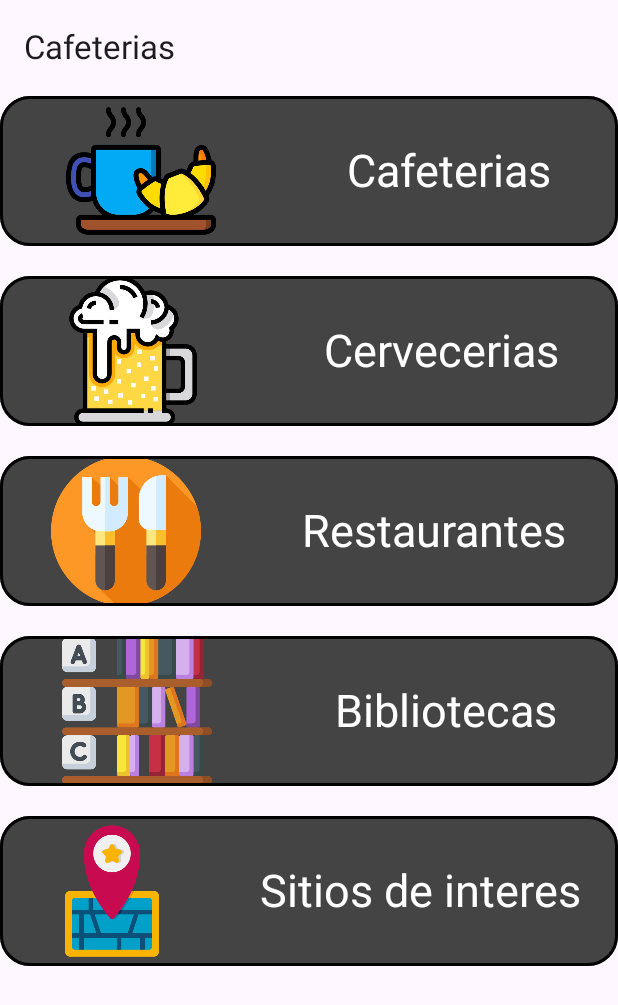
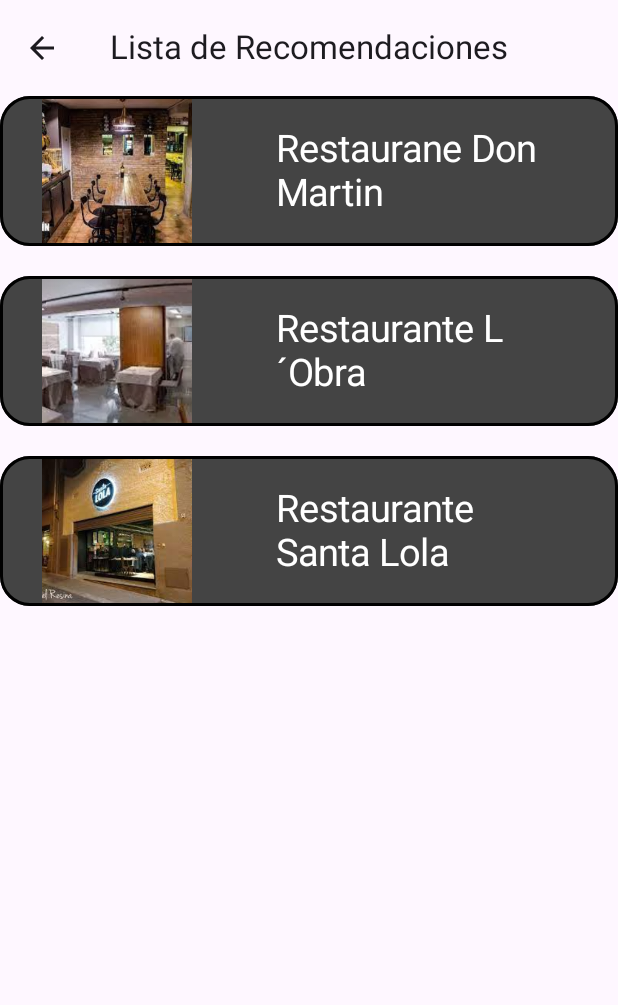
Before and after one commit to jozeluin/MyCity, an Android app built with Jetpack Compose: the screen it shows after launch (MainActivity), after a tap on "Restaurantes", on a phone screen of 412 x 824 dp. Shown: the top 1005 px of the screen. Run offline under Robolectric (Android 15) with nearby library versions, the phone set to English and light mode, and no system bars; our stand-ins replace window size class.

Commit message:
Asus. RecomendationsList ya aparece. Ahora vamos a diseñar DetailPlace

```diff
--- a/app/src/main/java/com/cursokotlin/mycity/CityApp.kt
+++ b/app/src/main/java/com/cursokotlin/mycity/CityApp.kt
@@ -1,9 +1,13 @@
 package com.cursokotlin.mycity
 
+import android.text.Layout
 import android.util.Log
+
+
 import androidx.compose.foundation.layout.padding
 import androidx.compose.material.icons.Icons
 import androidx.compose.material.icons.filled.ArrowBack
+import androidx.compose.material3.CenterAlignedTopAppBar
 import androidx.compose.material3.ExperimentalMaterial3Api
 import androidx.compose.material3.Icon
 import androidx.compose.material3.IconButton
@@ -14,8 +18,10 @@ import androidx.compose.material3.windowsizeclass.WindowWidthSizeClass
 import androidx.compose.runtime.Composable
 import androidx.compose.runtime.collectAsState
 import androidx.compose.runtime.getValue
+import androidx.compose.ui.Alignment
 import androidx.compose.ui.Modifier
 import androidx.compose.ui.res.stringResource
+import androidx.compose.ui.text.style.TextAlign
 import androidx.compose.ui.tooling.preview.Preview
 import androidx.lifecycle.viewmodel.compose.viewModel
 import androidx.navigation.NavHostController
@@ -27,6 +33,8 @@ import com.cursokotlin.mycity.model.Screens
 import com.cursokotlin.mycity.model.TypePlaceScreen
 import com.cursokotlin.mycity.ui.CityViewModel
 import com.cursokotlin.mycity.ui.ListCategoryScreen
+import com.cursokotlin.mycity.ui.RecommendationList
+import com.cursokotlin.mycity.ui.previewListItem
 import com.cursokotlin.mycity.ui.utils.CityContentType
 
 
@@ -39,13 +47,15 @@ fun CityApp(
 ) {
 
     val backStackEntry by navController.currentBackStackEntryAsState()
-    val curresntScreen = TypePlaceScreen.valueOf(
-        backStackEntry?.destination?.route ?: TypePlaceScreen.Cafeteria.name
+    val curresntScreen = Screens.valueOf(
+        backStackEntry?.destination?.route ?: Screens.LISTA_CATEGORIAS.name
     )
 
     val viewModel: CityViewModel = viewModel()
     val uiState by viewModel.uiState.collectAsState()
     val contentType: CityContentType
+
+
 
 
     when (windowSize) {
@@ -71,7 +81,7 @@ fun CityApp(
     Scaffold(
         topBar = {
             CityAppBar(
-                typePlaceScreen = curresntScreen,
+                screens = curresntScreen,
                 canNavigateBack = navController.previousBackStackEntry != null,
                 navigateup = { navController.navigateUp() })
 
@@ -80,21 +90,26 @@ fun CityApp(
 
         NavHost(
             navController = navController,
-            startDestination = TypePlaceScreen.Cafeteria.name,
+            startDestination = Screens.LISTA_CATEGORIAS.name,
             modifier = Modifier.padding(innerPadding)
         ) {
             if (contentType != CityContentType.LIST_AND_DETAIL) {
                 Log.i("MiCategoria", "He pasado")
-                composable(route = TypePlaceScreen.Cafeteria.name) {
+
+                composable(route = Screens.LISTA_CATEGORIAS.name) {
                     ListCategoryScreen(
                         category = uiState.categoryList,
-                        onClik = {viewModel.updateCurrentCategory(it)},
+                        onClik = {
+                           viewModel.updateCurrentCategory(it)
+                            navController.navigate(Screens.LISTA_RECOMENDACIONES.name)
+                                 },
                         modifier = Modifier
                     )
 
                 }
                 composable(route = Screens.LISTA_RECOMENDACIONES.name) {
-
+                    //previewListItem()
+                    RecommendationList(place =viewModel.listOfItemsbycategory, onClik = {})
                 }
                 composable(route = Screens.DETALLES.name) {
 
@@ -125,15 +140,15 @@ fun CityApp(
 @OptIn(ExperimentalMaterial3Api::class)
 @Composable
 fun CityAppBar(
-    typePlaceScreen: TypePlaceScreen,
+    screens: Screens,
     canNavigateBack: Boolean,
     navigateup: () -> Unit,
     modifier: Modifier = Modifier
 
 ) {
-    TopAppBar(
+    CenterAlignedTopAppBar(
 
-        title = { Text(stringResource(typePlaceScreen.title)) },
+        title = { Text(stringResource(screens.title),textAlign= TextAlign.End) },
         modifier = modifier,
         navigationIcon = {
             if (canNavigateBack) {
@@ -154,15 +169,15 @@ fun CityAppBar(
 @Preview()
 @Composable
 fun cityAppbarpreview() {
-    val tipodecategoria = TypePlaceScreen.Cafeteria
+    val tipodecategoria = Screens.LISTA_CATEGORIAS
     CityAppBar(
-        typePlaceScreen = tipodecategoria,
+        screens = tipodecategoria,
         canNavigateBack = true,
         navigateup = { })
 
 }
 
-@Preview()
+//@Preview()
 @Composable
 fun citypreview() {
     val navController: NavHostController = rememberNavController()
--- a/app/src/main/java/com/cursokotlin/mycity/model/Place.kt
+++ b/app/src/main/java/com/cursokotlin/mycity/model/Place.kt
@@ -2,6 +2,7 @@ package com.cursokotlin.mycity.model
 
 import androidx.annotation.DrawableRes
 import androidx.annotation.StringRes
+import androidx.compose.runtime.Composable
 import com.cursokotlin.mycity.R
 
 data class Place(
@@ -26,6 +27,14 @@ enum class TypePlaceScreen(@StringRes val title:Int){
     Cerveceria(title = R.string.cervecerias)
 }
 
-enum class Screens(){
-    LISTA_CATEGORIAS,LISTA_RECOMENDACIONES,DETALLES
+enum class Screens(@StringRes val title:Int){
+    LISTA_CATEGORIAS(title = R.string.ListCategory),
+    LISTA_RECOMENDACIONES(title = R.string.RecomendationList),
+    DETALLES(title = R.string.DetailPlace)
 }
+
+@Composable
+fun devuelveLista():List<String>{
+    val listapantallas= listOf("categorias","recomendaciones","listas")
+    return  listapantallas
+}
--- a/app/src/main/java/com/cursokotlin/mycity/ui/CityViewModel.kt
+++ b/app/src/main/java/com/cursokotlin/mycity/ui/CityViewModel.kt
@@ -4,37 +4,54 @@ import android.util.Log
 import androidx.lifecycle.ViewModel
 import com.cursokotlin.mycity.data.LocalPlaceProvider
 import com.cursokotlin.mycity.model.Category
+import com.cursokotlin.mycity.model.Place
+import com.cursokotlin.mycity.model.TypePlaceScreen
 import kotlinx.coroutines.flow.MutableStateFlow
 import kotlinx.coroutines.flow.StateFlow
 import kotlinx.coroutines.flow.update
 
-class CityViewModel:ViewModel() {
+class CityViewModel : ViewModel() {
 
-    private val _uiState= MutableStateFlow(CityUiState())
-    val uiState:StateFlow<CityUiState> =_uiState
+    private val _uiState = MutableStateFlow(CityUiState())
+    val uiState: StateFlow<CityUiState> = _uiState
+
+    var listOfItemsbycategory:List<Place> = emptyList()
 
 
-    init{
+    init {
         initializeUiState()
     }
 
     private fun initializeUiState() {
-        val listPlace=LocalPlaceProvider.getPlaceData()
-        val listCategory=LocalPlaceProvider.getCategory()
-        _uiState.value=
+        val listPlace = LocalPlaceProvider.getPlaceData()
+        val listCategory = LocalPlaceProvider.getCategory()
+        _uiState.value =
             CityUiState(
                 placeList = listPlace,
-                categoryList =listCategory,
+                categoryList = listCategory,
                 currentPlace = listPlace[0]
             )
+
+        listOfItemsbycategory = selectedItemsbyCategory(TypePlaceScreen.Cafeteria)
     }
 
     fun updateCurrentCategory(category: Category) {
+
         _uiState.update {
             it.copy(currentCategory = category)
+        }
 
-        }
-        Log.i("viewmodel","update ${category.typePlaceScreen.name}")
+        listOfItemsbycategory =  selectedItemsbyCategory(category.typePlaceScreen)
+
+
+        Log.i("viewmodel", "update ${category.typePlaceScreen.name}")
+    }
+
+    fun selectedItemsbyCategory(typePlaceScreen: TypePlaceScreen): List<Place> {
+
+        val listofItems=uiState.value.placeList.filter{x ->x.typePlaceScreen==typePlaceScreen}
+
+        return listofItems
     }
 
 
--- a/app/src/main/java/com/cursokotlin/mycity/ui/ListCategoryScreens.kt
+++ b/app/src/main/java/com/cursokotlin/mycity/ui/ListCategoryScreens.kt
@@ -3,6 +3,7 @@ package com.cursokotlin.mycity.ui
 import androidx.compose.foundation.BorderStroke
 import androidx.compose.foundation.Image
 import androidx.compose.foundation.layout.Arrangement
+import androidx.compose.foundation.layout.Box
 import androidx.compose.foundation.layout.PaddingValues
 import androidx.compose.foundation.layout.Row
 import androidx.compose.foundation.layout.fillMaxWidth
@@ -46,7 +47,7 @@ fun ListCategoryScreen(
       items(category,key={categoria ->categoria.id}) { currentcategoria->
           CategoryItem(
               category =currentcategoria,
-              onItemClick =onClik
+              onItemClick ={onClik(currentcategoria)}
           )
       }
     }
@@ -80,11 +81,15 @@ fun CategoryItem(
 
         )
         {
-            Image(
-                painter = painterResource(id = category.imageResoureId),
-                contentDescription = "",
-                modifier = modifier.height(100.dp)
-            )
+
+            Box(){
+                Image(
+                    painter = painterResource(id = category.imageResoureId),
+                    contentDescription = "",
+                    modifier = modifier.height(100.dp)
+                )
+            }
+
             Text(
                 text = stringResource(id =category.typePlaceScreen.title),
                 fontSize = 30.sp
--- a/app/src/main/java/com/cursokotlin/mycity/ui/RecomendationsList.kt
+++ b/app/src/main/java/com/cursokotlin/mycity/ui/RecomendationsList.kt
@@ -3,10 +3,12 @@ package com.cursokotlin.mycity.ui
 import androidx.compose.foundation.BorderStroke
 import androidx.compose.foundation.Image
 import androidx.compose.foundation.layout.Arrangement
+import androidx.compose.foundation.layout.Box
 import androidx.compose.foundation.layout.PaddingValues
 import androidx.compose.foundation.layout.Row
 import androidx.compose.foundation.layout.fillMaxWidth
 import androidx.compose.foundation.layout.height
+import androidx.compose.foundation.layout.width
 import androidx.compose.foundation.layout.wrapContentSize
 import androidx.compose.foundation.lazy.LazyColumn
 import androidx.compose.foundation.lazy.items
@@ -19,6 +21,7 @@ import androidx.compose.runtime.Composable
 import androidx.compose.ui.Alignment
 import androidx.compose.ui.Modifier
 import androidx.compose.ui.graphics.Color
+import androidx.compose.ui.layout.ContentScale
 import androidx.compose.ui.res.painterResource
 import androidx.compose.ui.res.stringResource
 import androidx.compose.ui.tooling.preview.Preview
@@ -39,8 +42,9 @@ fun RecomemdationsListItem(
         elevation = CardDefaults.cardElevation(),
         colors = CardDefaults.cardColors(
             containerColor = Color.DarkGray, //Card background color
-            contentColor = Color.White),  //Card content color,e.g.text
-        modifier=modifier.wrapContentSize(),
+            contentColor = Color.White
+        ),  //Card content color,e.g.text
+        modifier = modifier.wrapContentSize(),
         border = BorderStroke(width = 2.dp, Color.Black),
         shape = RoundedCornerShape(20.dp),
         onClick = onItemClick
@@ -53,17 +57,29 @@ fun RecomemdationsListItem(
 
         )
         {
+            Box(
+                modifier = Modifier.width(100.dp)
+
+            ) {
                 Image(
                     painter = painterResource(id = place.imageResoureId),
                     contentDescription = "",
-                modifier = modifier.height(100.dp)
+                    modifier = modifier.height(100.dp),
+                    contentScale = ContentScale.Crop
                 )
+            }
+            Box(
+
+                modifier = Modifier.width(200.dp)
+            ) {
                 Text(
                     text = stringResource(id = place.titleResourceId),
-                fontSize = 30.sp
+                    fontSize = 25.sp
 
 
                 )
+            }
+
         }
 
 
@@ -71,21 +87,23 @@ fun RecomemdationsListItem(
 
 
 }
+
 @Preview(showSystemUi = true)
 @Composable
-fun previewListItem(){
-    ListRecomendationScren(
-        place=LocalPlaceProvider.getPlaceData(),
+fun previewListItem() {
+    RecommendationList(
+        place = LocalPlaceProvider.getPlaceData(),
         onClik = {},
-        contentPadding=PaddingValues(0.dp)
+        contentPadding = PaddingValues(0.dp)
 
     )
 }
+
 @Composable
-fun ListRecomendationScren(
+fun RecommendationList(
     place: List<Place>,
-    onClik:(Place)->Unit,
-    modifier: Modifier=Modifier,
+    onClik: (Place) -> Unit,
+    modifier: Modifier = Modifier,
     contentPadding: PaddingValues = PaddingValues(0.dp)
 
 ) {
@@ -94,10 +112,10 @@ fun ListRecomendationScren(
         verticalArrangement = Arrangement.spacedBy(20.dp),
         modifier = modifier,
     ) {
-        items(place,key={place ->place.id}) { currentplace->
+        items(place, key = { place -> place.id }) { currentplace ->
             RecomemdationsListItem(
-                place=currentplace,
-                onItemClick= { onClik(currentplace) }
+                place = currentplace,
+                onItemClick = { onClik(currentplace) }
             )
         }
     }
--- a/app/src/main/res/values/strings.xml
+++ b/app/src/main/res/values/strings.xml
@@ -1,5 +1,11 @@
 <resources>
     <string name="app_name">MyCity</string>
+    <string name="ListCategory">Lista de Categorias</string>
+    <string name="RecomendationList">Lista de Recomendaciones</string>
+    <string name="DetailPlace">Detalle del lugar</string>
+
+
+
     <!--Recommendations Category-->
     <string name="cafeterias">Cafeterias</string>
     <string name="bibliotecas">Bibliotecas</string>
```
Also changed, not shown: app/src/main/java/com/cursokotlin/mycity/ui/DetailPlace.kt (+15 -0 lines). Lines whose indentation alone changed are shown as unchanged.
